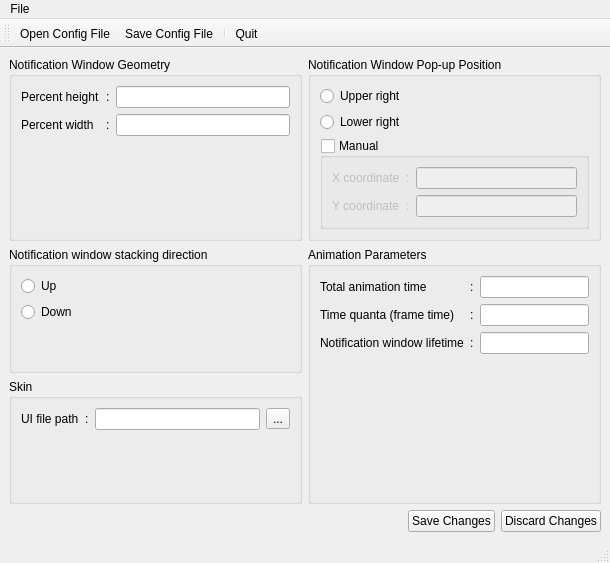
The window that gsoc/notifier/ui/configurator.ui (pars-linux/uludag) describes before a commit, drawn with Qt 5.
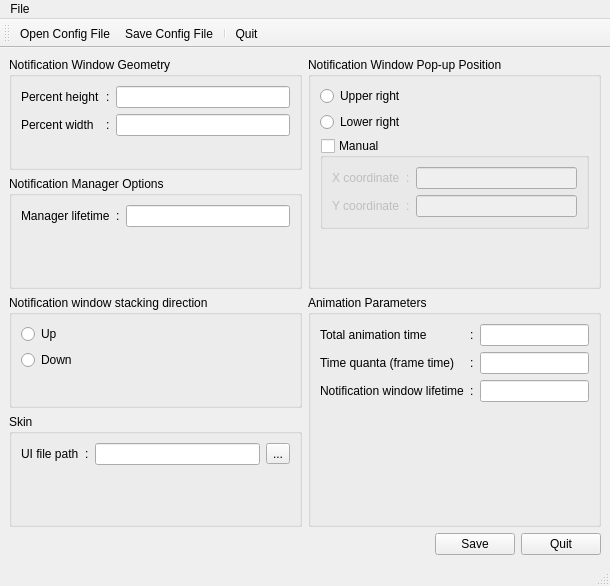
The same window after the commit. Icons and pictures are not drawn.

Commit message: Config tool of the notification manager.

```diff
--- a/gsoc/notifier/ui/configurator.ui
+++ b/gsoc/notifier/ui/configurator.ui
@@ -6,7 +6,7 @@
     <x>0</x>
     <y>0</y>
     <width>610</width>
-    <height>563</height>
+    <height>586</height>
    </rect>
   </property>
   <property name="windowTitle" >
@@ -18,7 +18,7 @@
      <x>0</x>
      <y>62</y>
      <width>610</width>
-     <height>476</height>
+     <height>499</height>
     </rect>
    </property>
    <layout class="QGridLayout" name="gridLayout" >
@@ -116,7 +116,7 @@
       </layout>
      </widget>
     </item>
-    <item row="0" column="1" >
+    <item rowspan="2" row="0" column="1" >
      <widget class="QGroupBox" name="position_box" >
       <property name="sizePolicy" >
        <sizepolicy vsizetype="Expanding" hsizetype="Expanding" >
@@ -213,7 +213,7 @@
       </layout>
      </widget>
     </item>
-    <item row="1" column="0" >
+    <item row="2" column="0" >
      <widget class="QGroupBox" name="stacking_box" >
       <property name="sizePolicy" >
        <sizepolicy vsizetype="Expanding" hsizetype="Expanding" >
@@ -255,7 +255,7 @@
       </layout>
      </widget>
     </item>
-    <item rowspan="2" row="1" column="1" >
+    <item rowspan="2" row="2" column="1" >
      <widget class="QGroupBox" name="animation_box" >
       <property name="sizePolicy" >
        <sizepolicy vsizetype="Expanding" hsizetype="Expanding" >
@@ -369,7 +369,7 @@
       </layout>
      </widget>
     </item>
-    <item row="3" column="1" >
+    <item row="4" column="1" >
      <layout class="QHBoxLayout" name="horizontalLayout" >
       <item>
        <spacer name="horizontalSpacer" >
@@ -387,20 +387,28 @@
       <item>
        <widget class="QPushButton" name="save_button" >
         <property name="text" >
-         <string>Save Changes</string>
+         <string>Save</string>
+        </property>
+        <property name="icon" >
+         <iconset>
+          <normaloff>icons/save.xpm</normaloff>icons/save.xpm</iconset>
         </property>
        </widget>
       </item>
       <item>
        <widget class="QPushButton" name="discard_button" >
         <property name="text" >
-         <string>Discard Changes</string>
+         <string>Quit</string>
+        </property>
+        <property name="icon" >
+         <iconset>
+          <normaloff>icons/exit.png</normaloff>icons/exit.png</iconset>
         </property>
        </widget>
       </item>
      </layout>
     </item>
-    <item row="2" column="0" >
+    <item row="3" column="0" >
      <widget class="QGroupBox" name="skin_box" >
       <property name="sizePolicy" >
        <sizepolicy vsizetype="Expanding" hsizetype="Expanding" >
@@ -494,6 +502,71 @@
       </layout>
      </widget>
     </item>
+    <item row="1" column="0" >
+     <widget class="QGroupBox" name="manager_box" >
+      <property name="title" >
+       <string>Notification Manager Options</string>
+      </property>
+      <layout class="QGridLayout" name="gridLayout_8" >
+       <item row="0" column="0" >
+        <widget class="QLabel" name="label_17" >
+         <property name="text" >
+          <string>Manager lifetime</string>
+         </property>
+        </widget>
+       </item>
+       <item row="0" column="1" >
+        <widget class="QLabel" name="label_18" >
+         <property name="text" >
+          <string>:</string>
+         </property>
+        </widget>
+       </item>
+       <item row="0" column="2" >
+        <widget class="QLineEdit" name="manager_lifetime" />
+       </item>
+       <item row="1" column="0" >
+        <spacer name="verticalSpacer_13" >
+         <property name="orientation" >
+          <enum>Qt::Vertical</enum>
+         </property>
+         <property name="sizeHint" stdset="0" >
+          <size>
+           <width>0</width>
+           <height>0</height>
+          </size>
+         </property>
+        </spacer>
+       </item>
+       <item row="1" column="1" >
+        <spacer name="verticalSpacer_14" >
+         <property name="orientation" >
+          <enum>Qt::Vertical</enum>
+         </property>
+         <property name="sizeHint" stdset="0" >
+          <size>
+           <width>0</width>
+           <height>0</height>
+          </size>
+         </property>
+        </spacer>
+       </item>
+       <item row="1" column="2" >
+        <spacer name="verticalSpacer_15" >
+         <property name="orientation" >
+          <enum>Qt::Vertical</enum>
+         </property>
+         <property name="sizeHint" stdset="0" >
+          <size>
+           <width>0</width>
+           <height>0</height>
+          </size>
+         </property>
+        </spacer>
+       </item>
+      </layout>
+     </widget>
+    </item>
    </layout>
   </widget>
   <widget class="QMenuBar" name="menubar" >
@@ -520,7 +593,7 @@
    <property name="geometry" >
     <rect>
      <x>0</x>
-     <y>538</y>
+     <y>561</y>
      <width>610</width>
      <height>25</height>
     </rect>
```
The commit also changes 3 other files.
